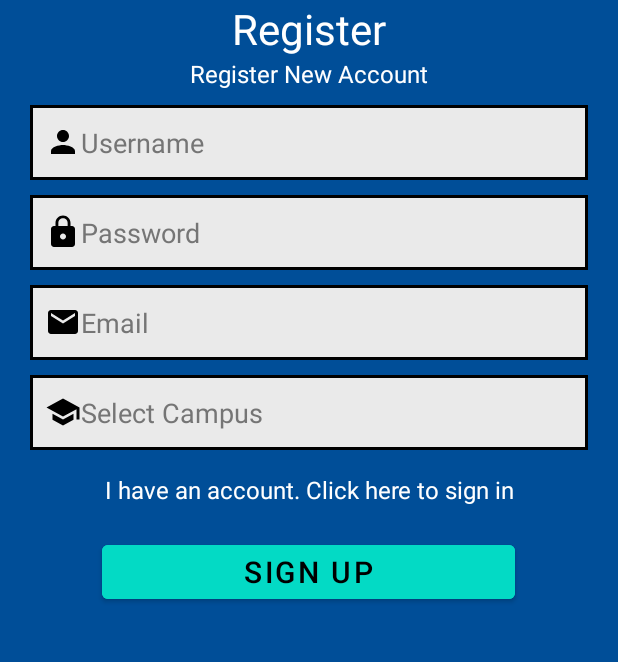
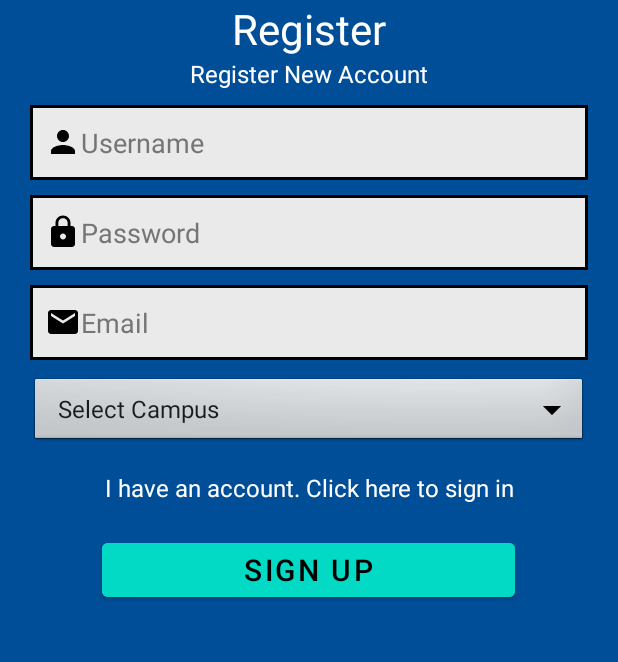
Before and after one commit to AndreaGon/NoteHub, an Android app: the RegisterActivity screen opened directly, with no data from a screen before it, on a phone screen of 412 x 824 dp, the part 255-917 px from its top. Run offline under Robolectric (Android 15) with nearby library versions, the phone set to English and light mode, and no system bars; our stand-ins replace Firebase (no records; nobody signed in at launch, a user with empty details on screens opened directly).

Commit message:
Update
Login page and Register page update

```diff
--- a/app/src/main/java/com/example/notehub/RegisterActivity.java
+++ b/app/src/main/java/com/example/notehub/RegisterActivity.java
@@ -10,6 +10,9 @@ import android.app.ProgressDialog;
 import android.content.Intent;
 import android.os.Bundle;
 import android.view.View;
+import android.widget.AdapterView;
+import android.widget.ArrayAdapter;
+import android.widget.Spinner;
 import android.widget.Toast;
 
 import com.example.notehub.databinding.ActivityLoginBinding;
@@ -21,15 +24,27 @@ import com.google.firebase.auth.AuthResult;
 import com.google.firebase.auth.FirebaseAuth;
 import com.google.firebase.firestore.FirebaseFirestore;
 
+import java.util.ArrayList;
+import java.util.List;
+
 public class RegisterActivity extends AppCompatActivity {
 
 
+    //@Override
+    //protected void onCreate(Bundle savedInstanceState) {
+    //super.onCreate(savedInstanceState);
+      //  setContentView(R.layout.register_page)
     RegisterPageBinding binding;
 
     ProgressDialog progressDialog;
-
+    Spinner spinner;
     FirebaseAuth firebaseAuth;
     FirebaseFirestore firebaseFirestore;
+    List<String> categories = new ArrayList<>();
+    String text;
+
+
+
 
 
     @Override
@@ -42,8 +57,17 @@ public class RegisterActivity extends AppCompatActivity {
         firebaseAuth=FirebaseAuth.getInstance();
         firebaseFirestore=FirebaseFirestore.getInstance();
 
+
+
         progressDialog=new ProgressDialog(this);
 
+        List<String> categories = new ArrayList<>();
+        categories.add(0, "Select Campus");
+        categories.add("INTI International College Penang");
+        categories.add("Coventry University");
+        categories.add("Sunway University");
+        categories.add("UOW Malaysia KDU Penang University College");
+        categories.add("Monash University Malaysia");
 
         binding.signup.setOnClickListener(new View.OnClickListener() {
 
@@ -52,6 +76,11 @@ public class RegisterActivity extends AppCompatActivity {
                 String username=binding.username1.getText().toString();
                 String password=binding.password1.getText().toString();
                 String email=binding.emailAddress.getText().toString();
+                String campus=binding.spinner1.getSelectedItem().toString();
+                //Integer campus=binding.;
+
+                //String selectcampus= categories.get(campus).toString();
+
 
                 progressDialog.show();
                 firebaseAuth.createUserWithEmailAndPassword(email,password)
@@ -60,10 +89,12 @@ public class RegisterActivity extends AppCompatActivity {
                             public void onSuccess(AuthResult authResult) {
                                 startActivity(new Intent(RegisterActivity.this,LoginActivity.class));
                                 progressDialog.cancel();
+                                String uniqueid = firebaseFirestore.collection("User").document().getId();
+
 
                                 firebaseFirestore.collection("User")
-                                        .document(FirebaseAuth.getInstance().getUid())
-                                        .set(new UserModel(username,password,email));
+                                        .document(uniqueid)
+                                        .set(new UserModel(username, password, email, campus, uniqueid));
                             }
                         })
                         .addOnFailureListener(new OnFailureListener() {
@@ -74,7 +105,51 @@ public class RegisterActivity extends AppCompatActivity {
                             }
                         });
             }
+
+
         });
+
+
+        spinner = findViewById(R.id.spinner1);
+        //style and populate the spinner
+        ArrayAdapter<String>dataAdapter;
+        dataAdapter =new ArrayAdapter<>(this, android.R.layout.simple_spinner_item, categories);
+
+        //Dropdown layout style
+        dataAdapter.setDropDownViewResource(android.R.layout.simple_spinner_dropdown_item);
+
+        //attach data adapter to spiner
+        spinner.setAdapter(dataAdapter);
+        spinner.setOnItemSelectedListener(new AdapterView.OnItemSelectedListener() {
+
+            @Override
+            public void onItemSelected(AdapterView<?> parent, View view, int position, long id) {
+
+                if (parent.getItemAtPosition(position).equals("Select Campus"))
+                {
+                    //do nothing
+                }
+                else
+                {
+
+                    //on selecting a spinner
+                    String item = parent.getItemAtPosition(position).toString();
+                    //show selected Spinner item
+                    text = spinner.getSelectedItem().toString();
+                    Toast.makeText(parent.getContext(),"Selected: "+item, Toast.LENGTH_SHORT).show();
+
+                }
+
+            }
+
+            @Override
+            public void onNothingSelected(AdapterView<?> parent) {
+
+                // TODO Auto-generated method stub
+
+            }
+        });
+
         binding.goToLoginActivity.setOnClickListener(new View.OnClickListener(){
 
             @Override
--- a/app/src/main/res/layout/register_page.xml
+++ b/app/src/main/res/layout/register_page.xml
@@ -77,7 +77,17 @@
     </EditText>
 
 
-    <EditText
+    <Spinner
+        android:id="@+id/spinner1"
+        android:layout_width="match_parent"
+        android:layout_height="wrap_content"
+        android:layout_marginTop="10dp"
+        android:background="@android:drawable/btn_dropdown"
+        android:spinnerMode="dropdown" >
+
+    </Spinner>
+
+    <!--<EditText
         android:layout_width="match_parent"
         android:layout_height="50dp"
         android:layout_marginTop="10dp"
@@ -87,7 +97,7 @@
         android:padding="10dp"
         android:textColorHint="#757575">
 
-    </EditText>
+    </EditText> -->
 
 
 
```
Also changed, not shown: app/src/main/java/com/example/notehub/UserModel.java (+21 -2 lines).
